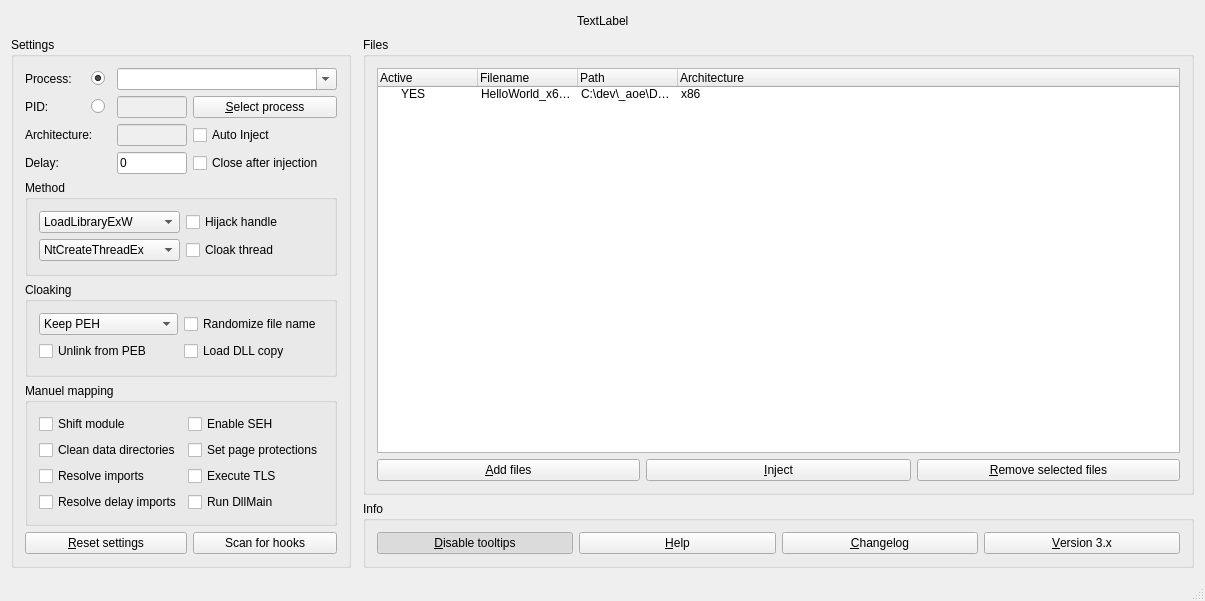
multikill/GH_Injector_MSVC_2019_QT_5_15_0, file GH_Injector_MSVC_2019_QT_5_15_0/GuiMain.ui: the form before one commit.
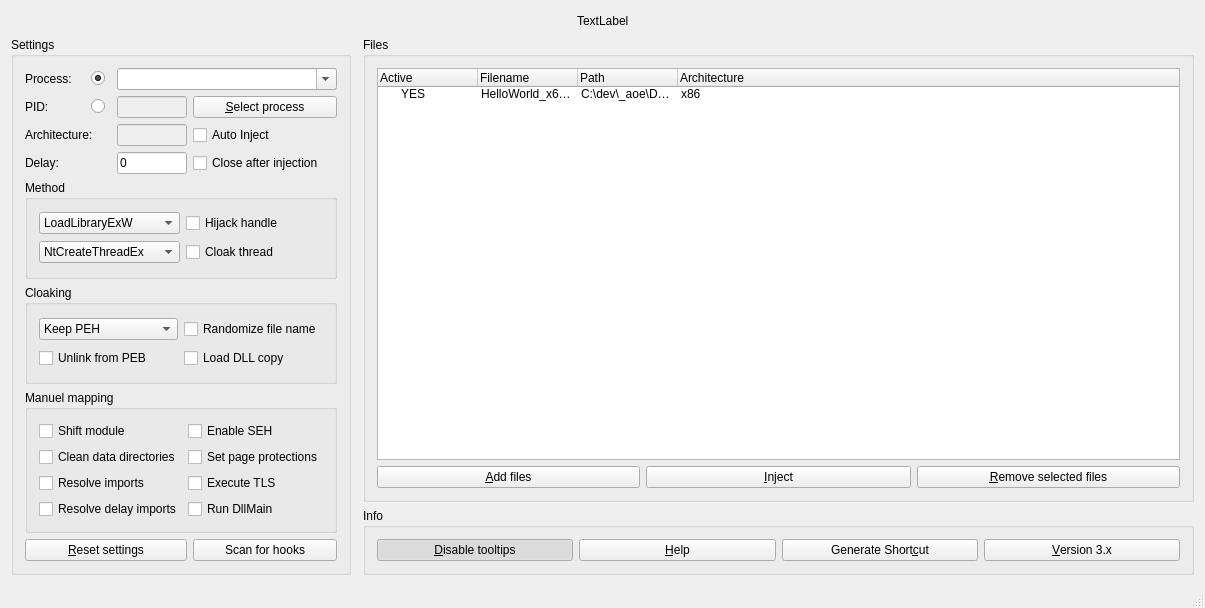
The form after the commit. Icons and pictures are not drawn.

```diff
--- a/GH_Injector_MSVC_2019_QT_5_15_0/GuiMain.ui
+++ b/GH_Injector_MSVC_2019_QT_5_15_0/GuiMain.ui
@@ -7,7 +7,7 @@
     <x>0</x>
     <y>0</y>
     <width>1205</width>
-    <height>601</height>
+    <height>608</height>
    </rect>
   </property>
   <property name="windowTitle">
@@ -631,7 +631,7 @@
           <string>&lt;html&gt;&lt;head/&gt;&lt;body&gt;&lt;p&gt;Open the changelog on pastebin.&lt;/p&gt;&lt;/body&gt;&lt;/html&gt;</string>
          </property>
          <property name="text">
-          <string>&amp;Changelog</string>
+          <string>Generate Short&amp;cut</string>
          </property>
         </widget>
        </item>
```
Left out of the diff: 28 changed lines with no effect on the pictures.
